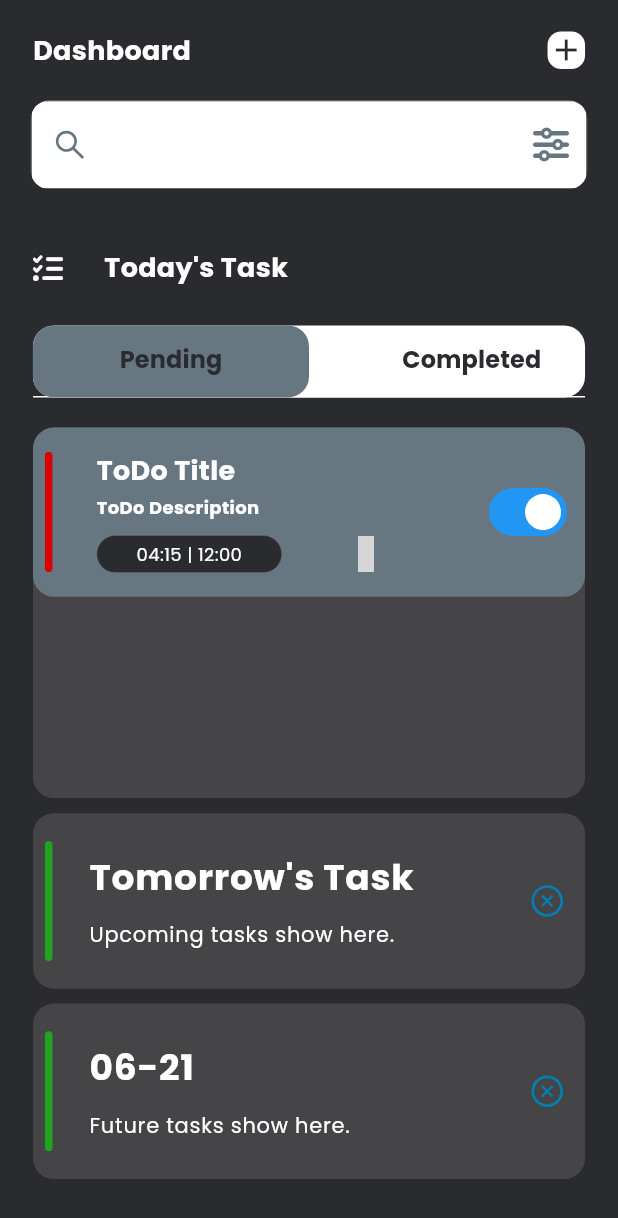
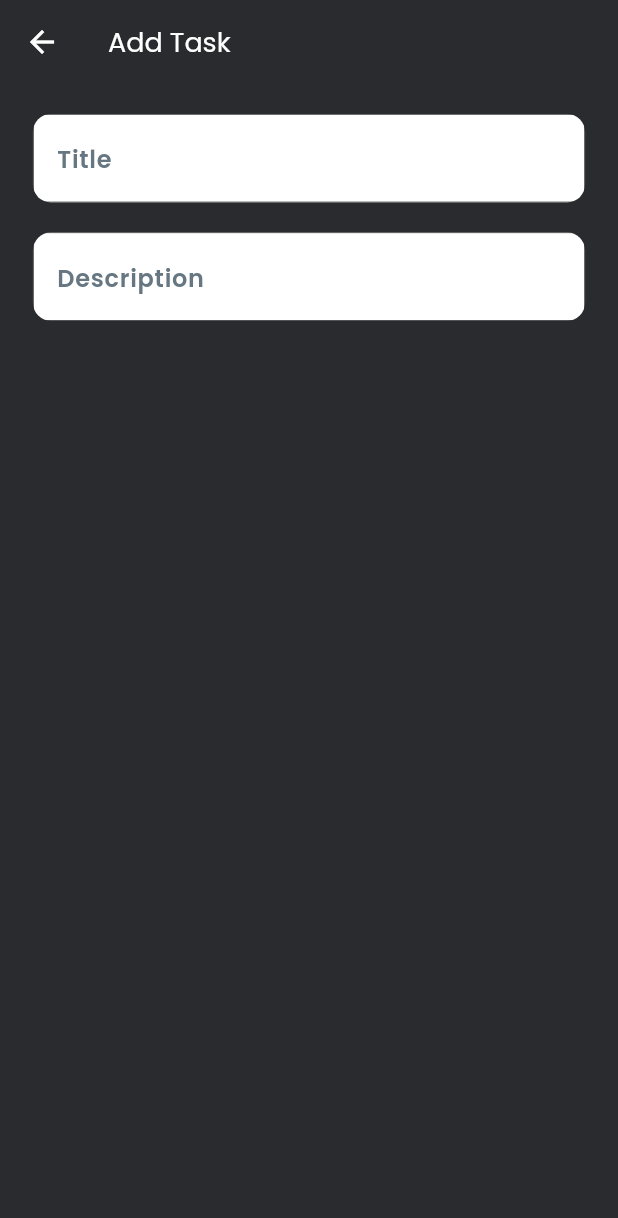
Before and after one commit to cjchika/task_manager, a Flutter app: the screen it shows after launch, after a tap on the "add" icon, on a phone screen of 412 x 824 dp. Shown: the top 1218 px of the screen. Run offline on Flutter 3.47's test engine with Material 2 defaults, Android fonts, the phone set to English and light mode, and no system bars; drawn by our look-alikes of dynamic_color; our stand-ins replace country_picker, flutter_screenutil, flutter_vector_icons, google_fonts, hooks_riverpod, pinput and 3 more; accounts and stored records are empty; generated files the repository leaves out were written again; grey boxes are pictures that could not be loaded.

Commit message:
Add Task Page

```diff
--- /dev/null
+++ b/lib/features/todo/pages/add_task.dart
@@ -0,0 +1,50 @@
+import 'package:flutter/material.dart';
+import 'package:flutter_screenutil/flutter_screenutil.dart';
+import 'package:hooks_riverpod/hooks_riverpod.dart';
+import 'package:task_manager/common/utils/constants.dart';
+import 'package:task_manager/common/widgets/appstyle.dart';
+import 'package:task_manager/common/widgets/custom_text_field.dart';
+import 'package:task_manager/common/widgets/height_spacer.dart';
+import 'package:task_manager/common/widgets/reusable_text.dart';
+
+class AddTask extends ConsumerStatefulWidget {
+  const AddTask({super.key});
+
+  @override
+  ConsumerState<AddTask> createState() => _AddTaskState();
+}
+
+class _AddTaskState extends ConsumerState<AddTask> {
+  final TextEditingController title = TextEditingController();
+  final TextEditingController description = TextEditingController();
+
+  @override
+  Widget build(BuildContext context) {
+    return Scaffold(
+      appBar: AppBar(
+        backgroundColor: Colors.transparent,
+        elevation: 0,
+        title: ReusableText(text: "Add Task", style: appStyle(18, AppConst.kLight, FontWeight.normal)),
+      ),
+      body: Padding(
+        padding: EdgeInsets.symmetric(horizontal: 20.w),
+        child: ListView(
+          children: [
+            HeightSpacer(height: 20.h),
+            CustomTextField(
+              hintText: "Title",
+              controller: title,
+              hintStyle: appStyle(16, AppConst.kGreyLight, FontWeight.w600),
+            ),
+            HeightSpacer(height: 20.h),
+            CustomTextField(
+              hintText: "Description",
+              controller: description,
+              hintStyle: appStyle(16, AppConst.kGreyLight, FontWeight.w600),
+            ),
+          ],
+        ),
+      ),
+    );
+  }
+}
--- a/lib/features/todo/pages/homepage.dart
+++ b/lib/features/todo/pages/homepage.dart
@@ -10,6 +10,7 @@ import 'package:task_manager/common/widgets/reusable_text.dart';
 import 'package:task_manager/common/widgets/width_spacer.dart';
 import 'package:task_manager/common/widgets/xpansion_tile.dart';
 import 'package:task_manager/features/todo/controllers/xpansion_provider.dart';
+import 'package:task_manager/features/todo/pages/add_task.dart';
 import 'package:task_manager/features/todo/widgets/todo_tile.dart';
 
 class HomePage extends ConsumerStatefulWidget {
@@ -53,7 +54,14 @@ class _HomePageState extends ConsumerState<HomePage>
                         borderRadius: BorderRadius.all(Radius.circular(9.0)),
                       ),
                       child: GestureDetector(
-                        onTap: () {},
+                        onTap: () {
+                          Navigator.push(
+                            context,
+                            MaterialPageRoute(
+                              builder: (context) => const AddTask(),
+                            ),
+                          );
+                        },
                         child: const Icon(
                           Icons.add,
                           color: AppConst.kBkDark,
@@ -222,7 +230,7 @@ class _HomePageState extends ConsumerState<HomePage>
                   .toString()
                   .substring(5, 10),
               text2: "Future tasks show here.",
-              onExpansionChanged: (bool expanded ) =>
+              onExpansionChanged: (bool expanded) =>
                   ref.read(xpansionState0Provider.notifier).setStart(!expanded),
               trailing: Padding(
                 padding: EdgeInsets.only(right: 12.0.w),
```
Lines whose indentation alone changed are shown as unchanged.
